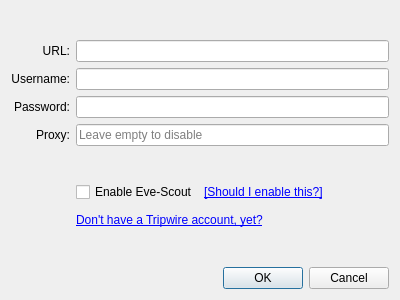
First picture: the form in resources/ui/gui_tripwire.ui, repository secondfry/shortcircuit, before the edit.
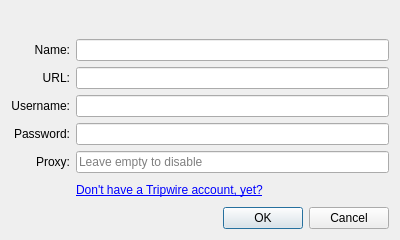
Second picture: the form after the edit. Icons and pictures are not drawn.

The edit to the form file:
```diff
--- a/resources/ui/gui_tripwire.ui
+++ b/resources/ui/gui_tripwire.ui
@@ -7,7 +7,7 @@
     <x>0</x>
     <y>0</y>
     <width>400</width>
-    <height>300</height>
+    <height>240</height>
    </rect>
   </property>
   <property name="sizePolicy">
@@ -19,13 +19,13 @@
   <property name="minimumSize">
    <size>
     <width>400</width>
-    <height>300</height>
+    <height>240</height>
    </size>
   </property>
   <property name="maximumSize">
    <size>
     <width>400</width>
-    <height>300</height>
+    <height>240</height>
    </size>
   </property>
   <property name="font">
@@ -45,17 +45,30 @@
    <bool>false</bool>
   </property>
   <layout class="QGridLayout" name="gridLayout">
-   <item row="2" column="0">
-    <widget class="QLabel" name="label_2">
+   <item row="0" column="0" colspan="2">
+    <widget class="QLabel" name="label_4">
      <property name="text">
-      <string>Username:</string>
+      <string/>
      </property>
-     <property name="alignment">
-      <set>Qt::AlignRight|Qt::AlignTrailing|Qt::AlignVCenter</set>
+     <property name="pixmap">
+      <pixmap resource="../resources.qrc">:/images/tripwire_banner.png</pixmap>
      </property>
     </widget>
    </item>
    <item row="1" column="0">
+    <widget class="QLabel" name="label_name">
+     <property name="text">
+      <string>Name:</string>
+     </property>
+     <property name="alignment">
+      <set>Qt::AlignRight|Qt::AlignTrailing|Qt::AlignVCenter</set>
+     </property>
+    </widget>
+   </item>
+   <item row="1" column="1">
+    <widget class="QLineEdit" name="lineEdit_name"/>
+   </item>
+   <item row="2" column="0">
     <widget class="QLabel" name="label">
      <property name="text">
       <string>URL:</string>
@@ -65,37 +78,23 @@
      </property>
     </widget>
    </item>
-   <item row="6" column="1">
-    <layout class="QHBoxLayout" name="horizontalLayout">
-     <item>
-      <widget class="QCheckBox" name="checkBox_evescout">
-       <property name="sizePolicy">
-        <sizepolicy hsizetype="Maximum" vsizetype="Fixed">
-         <horstretch>0</horstretch>
-         <verstretch>0</verstretch>
-        </sizepolicy>
-       </property>
-       <property name="toolTip">
-        <string/>
-       </property>
-       <property name="text">
-        <string>Enable Eve-Scout</string>
-       </property>
-      </widget>
-     </item>
-     <item>
-      <widget class="QLabel" name="label_6">
-       <property name="text">
-        <string>&lt;html&gt;&lt;head/&gt;&lt;body&gt;&lt;p&gt;&lt;a href=&quot;https://github.com/secondfry/shortcircuit/blob/master/README.md#eve-scout&quot;&gt;&lt;span style=&quot; text-decoration: underline; color:#0000ff;&quot;&gt;[Should I enable this?]&lt;/span&gt;&lt;/a&gt;&lt;/p&gt;&lt;/body&gt;&lt;/html&gt;</string>
-       </property>
-       <property name="openExternalLinks">
-        <bool>true</bool>
-       </property>
-      </widget>
-     </item>
-    </layout>
+   <item row="2" column="1">
+    <widget class="QLineEdit" name="lineEdit_url"/>
    </item>
    <item row="3" column="0">
+    <widget class="QLabel" name="label_2">
+     <property name="text">
+      <string>Username:</string>
+     </property>
+     <property name="alignment">
+      <set>Qt::AlignRight|Qt::AlignTrailing|Qt::AlignVCenter</set>
+     </property>
+    </widget>
+   </item>
+   <item row="3" column="1">
+    <widget class="QLineEdit" name="lineEdit_user"/>
+   </item>
+   <item row="4" column="0">
     <widget class="QLabel" name="label_3">
      <property name="text">
       <string>Password:</string>
@@ -105,39 +104,7 @@
      </property>
     </widget>
    </item>
-   <item row="11" column="0" colspan="2">
-    <widget class="QDialogButtonBox" name="buttonBox">
-     <property name="orientation">
-      <enum>Qt::Horizontal</enum>
-     </property>
-     <property name="standardButtons">
-      <set>QDialogButtonBox::Cancel|QDialogButtonBox::Ok</set>
-     </property>
-    </widget>
-   </item>
-   <item row="5" column="0" rowspan="4">
-    <widget class="QLabel" name="label_evescout_logo">
-     <property name="cursor">
-      <cursorShape>PointingHandCursor</cursorShape>
-     </property>
-     <property name="text">
-      <string/>
-     </property>
-     <property name="pixmap">
-      <pixmap resource="../resources.qrc">:/images/evescout.png</pixmap>
-     </property>
-     <property name="alignment">
-      <set>Qt::AlignRight|Qt::AlignTrailing|Qt::AlignVCenter</set>
-     </property>
-    </widget>
-   </item>
-   <item row="1" column="1">
-    <widget class="QLineEdit" name="lineEdit_url"/>
-   </item>
-   <item row="2" column="1">
-    <widget class="QLineEdit" name="lineEdit_user"/>
-   </item>
-   <item row="3" column="1">
+   <item row="4" column="1">
     <widget class="QLineEdit" name="lineEdit_pass">
      <property name="inputMethodHints">
       <set>Qt::ImhHiddenText|Qt::ImhNoAutoUppercase|Qt::ImhNoPredictiveText|Qt::ImhSensitiveData</set>
@@ -147,30 +114,7 @@
      </property>
     </widget>
    </item>
-   <item row="7" column="1">
-    <widget class="QLabel" name="label_5">
-     <property name="text">
-      <string>&lt;html&gt;&lt;head/&gt;&lt;body&gt;&lt;p&gt;&lt;a href=&quot;https://tripwire.eve-apps.com/&quot;&gt;&lt;span style=&quot; text-decoration: underline; color:#0000ff;&quot;&gt;Don't have a Tripwire account, yet?&lt;/span&gt;&lt;/a&gt;&lt;/p&gt;&lt;/body&gt;&lt;/html&gt;</string>
-     </property>
-     <property name="alignment">
-      <set>Qt::AlignLeading|Qt::AlignLeft|Qt::AlignVCenter</set>
-     </property>
-     <property name="openExternalLinks">
-      <bool>true</bool>
-     </property>
-    </widget>
-   </item>
-   <item row="0" column="0" colspan="2">
-    <widget class="QLabel" name="label_4">
-     <property name="text">
-      <string/>
-     </property>
-     <property name="pixmap">
-      <pixmap resource="../resources.qrc">:/images/tripwire_banner.png</pixmap>
-     </property>
-    </widget>
-   </item>
-   <item row="4" column="0">
+   <item row="5" column="0">
     <widget class="QLabel" name="label_7">
      <property name="text">
       <string>Proxy:</string>
@@ -180,7 +124,7 @@
      </property>
     </widget>
    </item>
-   <item row="4" column="1">
+   <item row="5" column="1">
     <widget class="QLineEdit" name="lineEdit_proxy">
      <property name="inputMask">
       <string/>
@@ -190,6 +134,29 @@
      </property>
     </widget>
    </item>
+   <item row="6" column="1">
+    <widget class="QLabel" name="label_5">
+     <property name="text">
+      <string>&lt;html&gt;&lt;head/&gt;&lt;body&gt;&lt;p&gt;&lt;a href=&quot;https://tripwire.eve-apps.com/&quot;&gt;&lt;span style=&quot; text-decoration: underline; color:#0000ff;&quot;&gt;Don't have a Tripwire account, yet?&lt;/span&gt;&lt;/a&gt;&lt;/p&gt;&lt;/body&gt;&lt;/html&gt;</string>
+     </property>
+     <property name="alignment">
+      <set>Qt::AlignLeading|Qt::AlignLeft|Qt::AlignVCenter</set>
+     </property>
+     <property name="openExternalLinks">
+      <bool>true</bool>
+     </property>
+    </widget>
+   </item>
+   <item row="7" column="0" colspan="2">
+    <widget class="QDialogButtonBox" name="buttonBox">
+     <property name="orientation">
+      <enum>Qt::Horizontal</enum>
+     </property>
+     <property name="standardButtons">
+      <set>QDialogButtonBox::Cancel|QDialogButtonBox::Ok</set>
+     </property>
+    </widget>
+   </item>
   </layout>
  </widget>
  <resources>
```
